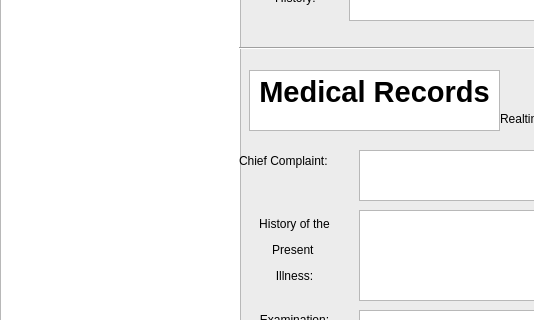
Qt form PatientInfoWindow.ui (OhaoTech/ClinicManager) before a commit; both pictures show x 0 to 534 and y 241 to 561 of the 967 by 833 pixel window.
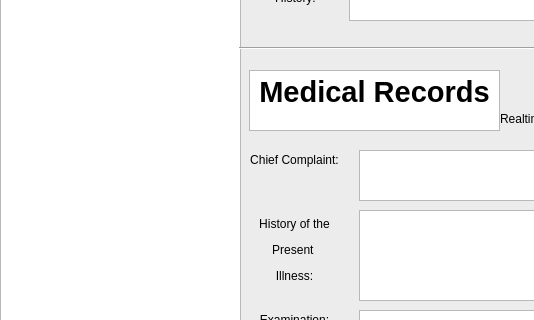
The same form after that commit.

Diff of the .ui file:
```diff
--- a/PatientInfoWindow.ui
+++ b/PatientInfoWindow.ui
@@ -315,7 +315,7 @@
      </rect>
     </property>
     <property name="text">
-     <string>Chief Complaint:</string>
+     <string>&lt;html&gt;&lt;head/&gt;&lt;body&gt;&lt;p align=&quot;center&quot;&gt;Chief Complaint:&lt;/p&gt;&lt;/body&gt;&lt;/html&gt;</string>
     </property>
    </widget>
    <widget class="QTextEdit" name="diagnosis_textEdit">
```
